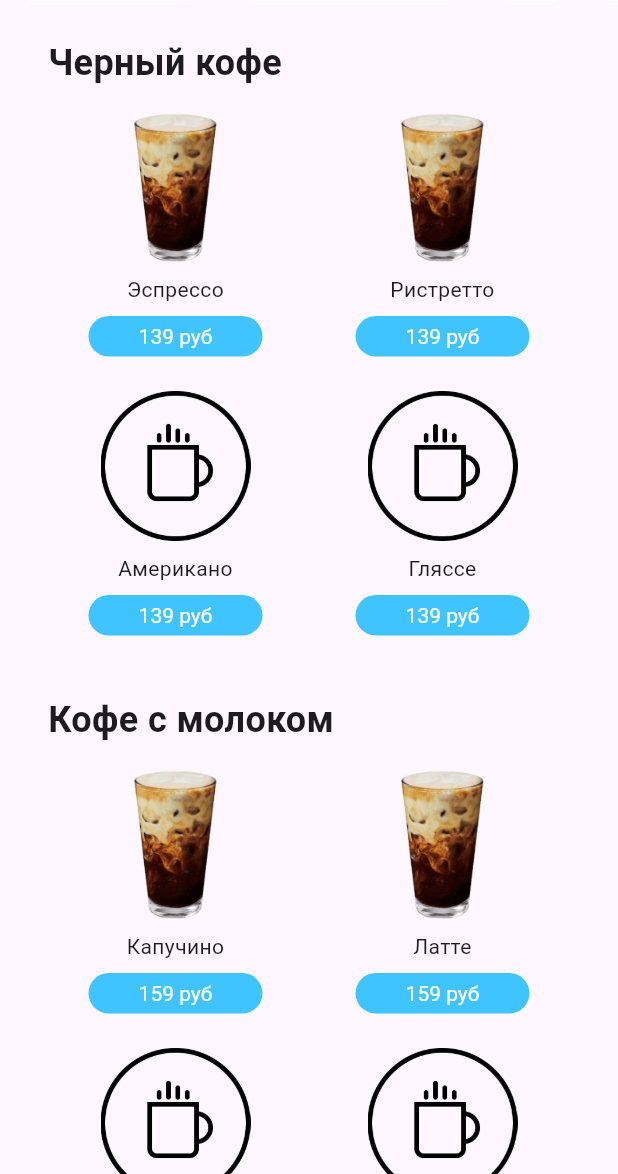
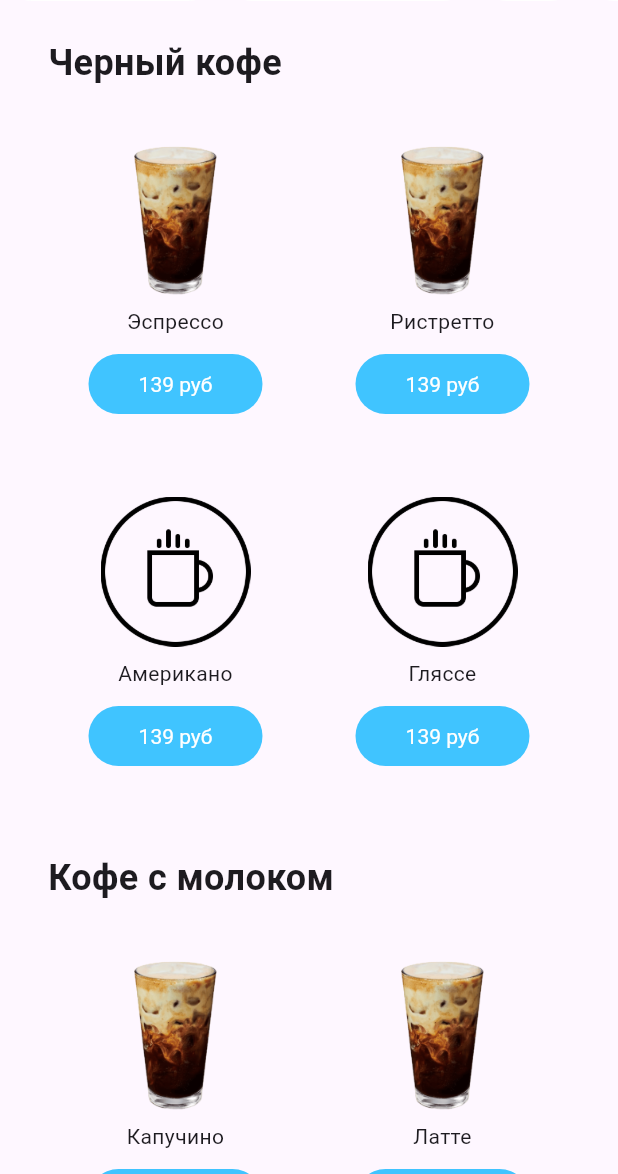
Before and after one commit to s1lda/coffee_menu, a Flutter app: the screen it shows after launch, on a phone screen of 412 x 824 dp, the part 62-1236 px from its top. Run offline on Flutter 3.47's test engine with Material 3 defaults, Android fonts, the light colour scheme and no system bars.

Commit message:
fix gridview.builder for margins in categorysection and fix product_card for another devices

```diff
--- a/lib/src/menu/menu_screencoffee.dart
+++ b/lib/src/menu/menu_screencoffee.dart
@@ -3,10 +3,12 @@ import 'package:coffee_menu/src/data/data_product.dart';
 import 'package:coffee_menu/src/widgets/categorysection.dart';
 import 'package:coffee_menu/src/widgets/product_card.dart';
 import 'package:coffee_menu/src/theme/app_colors.dart';
+
 class CoffeeHomePage extends StatefulWidget {
   @override
   _CoffeeHomePageState createState() => _CoffeeHomePageState();
 }
+
 class _CoffeeHomePageState extends State<CoffeeHomePage> {
   final ScrollController _scrollController = ScrollController();
   final ScrollController _categoryScrollController = ScrollController();
@@ -16,7 +18,7 @@ class _CoffeeHomePageState extends State<CoffeeHomePage> {
   bool _isScrollingToCategory = false;
 
   @override
-   void initState() {
+  void initState() {
     super.initState();
     _scrollController.addListener(_onScroll);
   }
--- a/lib/src/widgets/categorysection.dart
+++ b/lib/src/widgets/categorysection.dart
@@ -1,4 +1,5 @@
 import 'package:flutter/material.dart';
+
 class CategorySection extends StatelessWidget {
   final String title;
   final List<Widget> items;
@@ -19,13 +20,19 @@ class CategorySection extends StatelessWidget {
           ),
         ),
         const SizedBox(height: 16),
-        GridView.count(
-          crossAxisCount: 2,
-          crossAxisSpacing: 8,
-          mainAxisSpacing: 16,
+        GridView.builder(
+          gridDelegate: const SliverGridDelegateWithFixedCrossAxisCount(
+            crossAxisCount: 2,
+            crossAxisSpacing: 8,
+            mainAxisSpacing: 8,
+            childAspectRatio: 0.75,
+          ),
+          itemCount: items.length,
           shrinkWrap: true,
           physics: const NeverScrollableScrollPhysics(),
-          children: items,
+          itemBuilder: (context, index) {
+            return items[index];
+          },
         ),
       ],
     );
--- a/lib/src/widgets/product_card.dart
+++ b/lib/src/widgets/product_card.dart
@@ -23,9 +23,12 @@ class ProductCard extends StatelessWidget {
 
   @override
   Widget build(BuildContext context) {
-    return Container(
+    return Padding(
+      padding: const EdgeInsets.all(8.0),
+      child: Container(
         height: 180,
         child: Column(
+          mainAxisAlignment: MainAxisAlignment.center,
           children: [
             Image.asset(
               imageUrl,
@@ -47,6 +50,7 @@ class ProductCard extends StatelessWidget {
               child: count > 0 ? buildCountControls() : buildBuyButton(),
             ),
           ],
+        ),
       ),
     );
   }
@@ -85,9 +89,11 @@ class ProductCard extends StatelessWidget {
         mainAxisAlignment: MainAxisAlignment.center,
         children: [
           IconButton(
-            icon: const Icon(Icons.remove),
+            icon: const Icon(Icons.remove, size: 20),
             onPressed: onDecrement,
             color: Colors.lightBlueAccent,
+            padding: const EdgeInsets.all(0),
+            constraints:const BoxConstraints(),
           ),
           Container(
             width: 40,
@@ -97,12 +103,15 @@ class ProductCard extends StatelessWidget {
               style: const TextStyle(
                 fontSize: 14,
               ),
+              textAlign: TextAlign.center,
             ),
           ),
           IconButton(
-            icon: const Icon(Icons.add),
+            icon: const Icon(Icons.add, size: 24),
             onPressed: onIncrement,
             color: Colors.lightBlueAccent,
+            padding: const EdgeInsets.all(0),
+            constraints: const BoxConstraints(),
           ),
         ],
       ),
```
Lines whose indentation alone changed are shown as unchanged.
